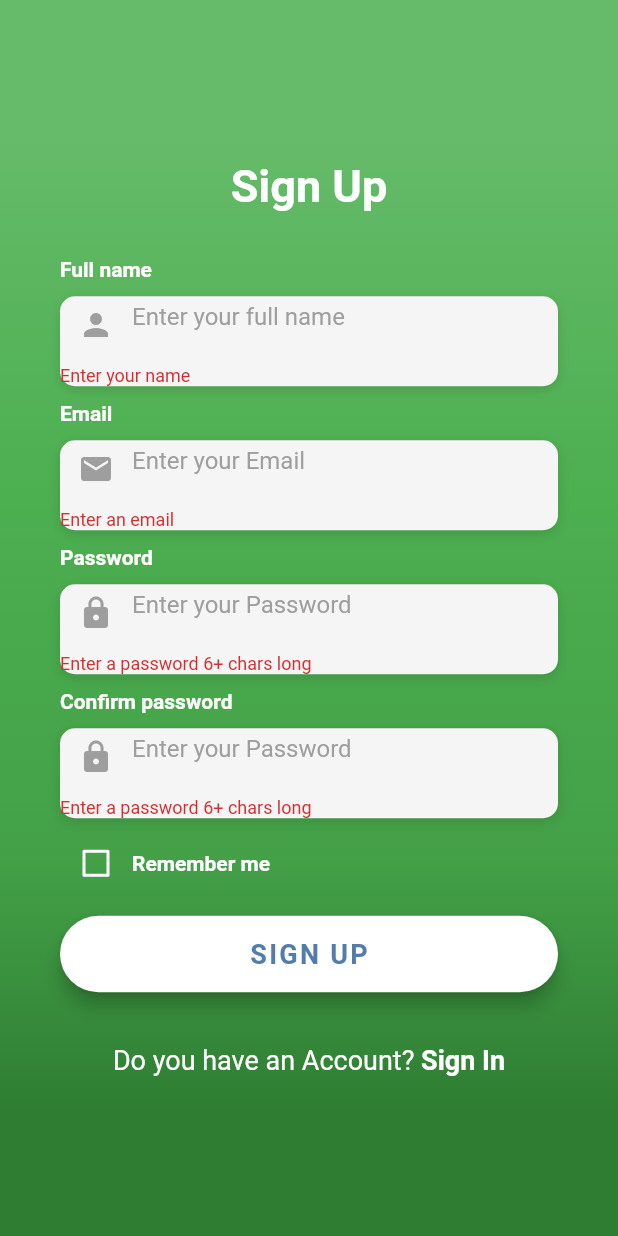
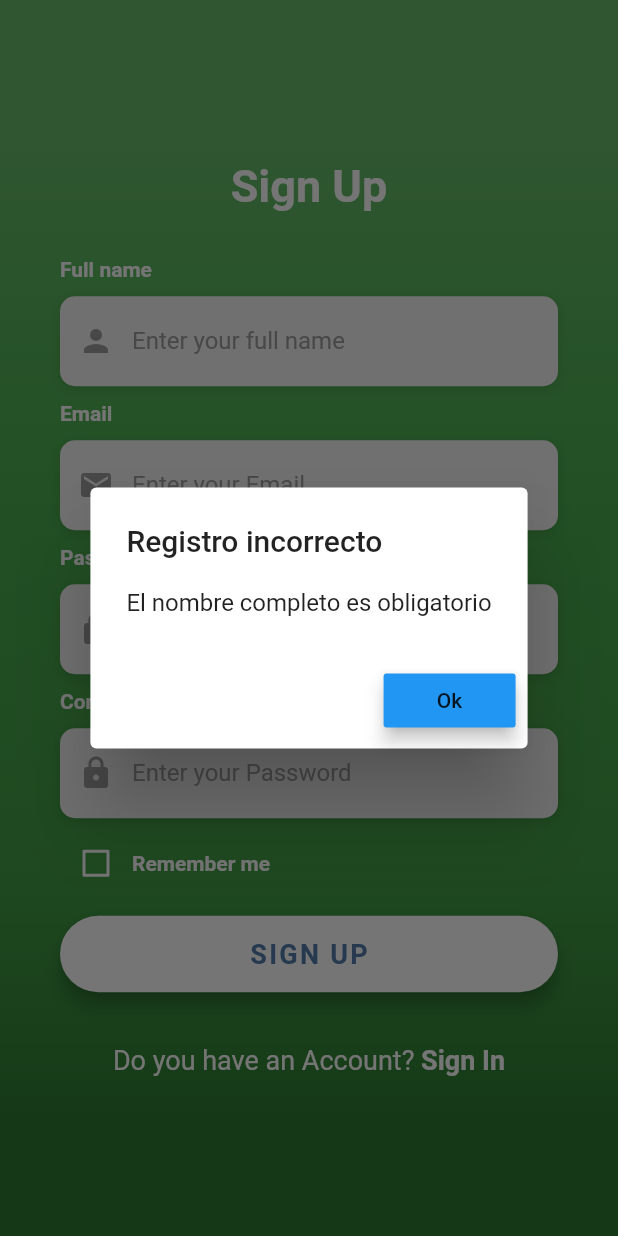
Before and after one commit to Crissavino/fulbito, a Flutter app: the SignupScreen screen opened by its route, after a tap on "SIGN UP", on a phone screen of 412 x 824 dp. Run offline on Flutter 3.47's test engine with Material 2 defaults, Android fonts, the phone set to English and light mode, and no system bars; our stand-ins replace device_info, flutter_secure_storage, image_picker, socket_io_client; accounts and stored records are empty; Roboto replaces fonts that are missing (OpenSans).

Commit message:
Cambiar auth views, como mostrar los errores

```diff
--- a/lib/globals/environment.dart
+++ b/lib/globals/environment.dart
@@ -1,6 +1,6 @@
 class Environment {
-  // static String apiUrl = 'http://localhost:3000/api';
-  // static String socketUrl = 'http://localhost:3000';
-  static String apiUrl = 'https://973b3f657c26.eu.ngrok.io/api';
-  static String socketUrl = 'https://973b3f657c26.eu.ngrok.io';
+  static String apiUrl = 'http://localhost:3000/api';
+  static String socketUrl = 'http://localhost:3000';
+  // static String apiUrl = 'https://973b3f657c26.eu.ngrok.io/api';
+  // static String socketUrl = 'https://973b3f657c26.eu.ngrok.io';
 }
--- a/lib/screens/auth/signup_screen.dart
+++ b/lib/screens/auth/signup_screen.dart
@@ -65,7 +65,6 @@ class _SignupScreenState extends State<SignupScreen> {
               hintText: 'Enter your full name',
               hintStyle: kHintTextStyle,
             ),
-            validator: (val) => val.isEmpty ? 'Enter your name' : null,
             onChanged: (val) {
               setState(() => fullName = val);
             },
@@ -104,7 +103,6 @@ class _SignupScreenState extends State<SignupScreen> {
               hintText: 'Enter your Email',
               hintStyle: kHintTextStyle,
             ),
-            validator: (val) => val.isEmpty ? 'Enter an email' : null,
             onChanged: (val) {
               setState(() => email = val);
             },
@@ -128,8 +126,6 @@ class _SignupScreenState extends State<SignupScreen> {
           decoration: kBoxDecorationStyle,
           height: 60.0,
           child: TextFormField(
-            validator: (val) =>
-                val.length < 6 ? 'Enter a password 6+ chars long' : null,
             obscureText: true,
             style: TextStyle(
               color: Colors.grey[700],
@@ -138,7 +134,6 @@ class _SignupScreenState extends State<SignupScreen> {
             onChanged: (val) {
               setState(() {
                 password = val;
-                confirmPassword = val;
               });
             },
             decoration: InputDecoration(
@@ -171,24 +166,13 @@ class _SignupScreenState extends State<SignupScreen> {
           decoration: kBoxDecorationStyle,
           height: 60.0,
           child: TextFormField(
-            validator: (val) {
-              if (val.length < 6) {
-                return 'Enter a password 6+ chars long';
-              }
-
-              if (val != confirmPassword) {
-                return 'Wrong!';
-              }
-
-              return null;
-            },
             obscureText: true,
             style: TextStyle(
               color: Colors.grey[700],
               fontFamily: 'OpenSans',
             ),
             onChanged: (val) {
-              setState(() => password = val);
+              setState(() => confirmPassword = val);
             },
             decoration: InputDecoration(
               border: InputBorder.none,
@@ -244,7 +228,28 @@ class _SignupScreenState extends State<SignupScreen> {
         onPressed: _authService.authenticating
             ? null
             : () async {
-                if (_formKey.currentState.validate()) {
+                if (fullName.isEmpty) {
+                  mostrarAlerta(
+                      context, 'Registro incorrecto', 'El nombre completo es obligatorio');
+                } else if (email.isEmpty) {
+                  mostrarAlerta(context, 'Registro incorrecto',
+                      'El email es obligatorio');
+                } else if (password.isEmpty) {
+                  mostrarAlerta(context, 'Registro incorrecto',
+                      'La contraseña es obligatoria');
+                } else if (password.length < 6) {
+                  mostrarAlerta(context, 'Registro incorrecto',
+                      'Ingresá una contraseña con mas de 6 caracteres');
+                } else if (confirmPassword.isEmpty) {
+                  mostrarAlerta(context, 'Registro incorrecto',
+                      'La confirmacion de la contraseña es obligatoria');
+                } else if (confirmPassword.length < 6) {
+                  mostrarAlerta(context, 'Registro incorrecto',
+                      'Ingresá una contraseña con mas de 6 caracteres');
+                } else if (password != confirmPassword) {
+                  mostrarAlerta(context, 'Registro incorrecto',
+                      'Las contraseñas no coinciden');
+                } else {
                   final registerResp = await _authService.register(
                       this.fullName, this.email, this.password);
                   if (registerResp == true) {
```
Also changed, not shown: lib/screens/auth/signin_screen.dart (+28 -20 lines).
